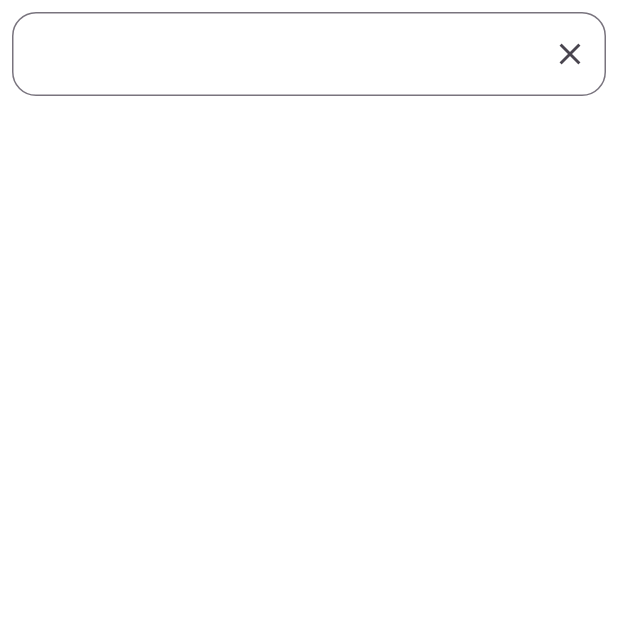
After one commit to osama1005/news, a Flutter app: the Searchview screen opened by its route, on a phone screen of 412 x 824 dp, the top half of it. The commit adds this screen. Run offline on Flutter 3.47's test engine with Material 3 defaults, Android fonts, the phone set to English and light mode, and no system bars; our stand-ins replace bloc, dio, flutter_bloc, pretty_dio_logger, shimmer_animation.

Commit message:
feat: Implement article search functionality
This commit introduces a new feature allowing users to search for news articles. It includes the complete implementation of the search screen, API integration using `dio`, state management with `flutter_bloc`, and the necessary UI components.

**Specific Changes:**

*   **Search Feature Implementation:**
    *   **UI (`SearchView`)**: A new search screen (`SearchView.dart`) is created, featuring a `TextField` for user input and a list to display search results.
    *   **Routing**: The search screen is integrated into the app's navigation by adding a `/search` route (`app_route.dart`, `page_route_name.dart`) and making the search icon in the `HomeView` app bar tappable.
    *   **API Service (`SearchApiServices`)**: A dedicated service is added to handle API calls to the `/everything` endpoint for searching articles. It uses `dio` for network requests and includes `PrettyDioLogger` for debugging. Pagination is supported.
    *   **State Management (`SearchCubit`)**: `SearchCubit` is introduced to manage the state of the search screen, handling user input, fetching data, and managing loading, success, error, and empty states. It also implements infinite scrolling for paginated results.

*   **Data Model & Refactoring:**
    *   **`ArticleRsponceModel`**: A new, unified data model (`article_rsponce_model.dart`) is created to represent the article structure returned from the API.
    *   **Code Unification**: Existing parts of the app, such as `Api_services`, `articales_view_model`, and related states, are refactored to use this new `Articles` model instead of the old `ArticleData` model.

*   **UI Components:**
    *   **`NewsCard` Widget**: The UI for displaying a single article has been extracted into a reusable `NewsCard` widget (`NewsCard.dart`). This widget is now used in both the home feed (`articles_list_view.dart`) and the new search results list.

*   **Dependencies:**
    *   `dio` and `pretty_dio_logger` are added to `pubspec.yaml` to handle network requests for the search functionality.

```diff
--- a/lib/core/routes/app_route.dart
+++ b/lib/core/routes/app_route.dart
@@ -1,6 +1,7 @@
 import 'package:flutter/material.dart';
 import 'package:news/core/routes/page_route_name.dart';
 import 'package:news/modules/home/View/home_view.dart';
+import 'package:news/modules/search/persentation/search_view/search_view/SearchView.dart';
 import 'package:news/modules/splash/pages/splash_view.dart';
 
 abstract class AppRouter{
@@ -14,6 +15,9 @@ abstract class AppRouter{
       case PageRouteName.home:
         return MaterialPageRoute(builder: (context) => const HomeView());
 
+      case PageRouteName.search:
+        return MaterialPageRoute(builder: (context) => const Searchview());
+
 
       default:
         return MaterialPageRoute(builder: (context) => const SplashView());
--- a/lib/core/routes/page_route_name.dart
+++ b/lib/core/routes/page_route_name.dart
@@ -1,4 +1,7 @@
 abstract class PageRouteName{
   static const String initial = '/';
   static const String home ='/home';
+  static const String search = '/search';
+
+
 }
--- a/lib/modules/home/Cubit/Articles_cubit.dart
+++ b/lib/modules/home/Cubit/Articles_cubit.dart
@@ -2,6 +2,7 @@ import 'package:flutter_bloc/flutter_bloc.dart';
 import 'package:news/models/article_data.dart';
 import 'package:news/models/source_data.dart';
 import 'package:news/modules/home/Cubit/Articles_ststes.dart';
+import 'package:news/modules/search/data/model/article_rsponce_model.dart';
 import 'package:news/network/Api_services.dart';
 
 class ArticlesCubit extends Cubit<ArticlesState>{
@@ -13,13 +14,13 @@ class ArticlesCubit extends Cubit<ArticlesState>{
   int _selectedIndex = 0;
 
   List <SourceData> _sourceList = [];
-  List <ArticleData> _articleList = [];
+  List <Articles> _articleList = [];
 
   bool get isLoadingSources => _isLoadingSources;
   bool get isLoadingArticles => _isLoadingArticles;
   int get selectedIndex => _selectedIndex;
   List <SourceData> get sourceList => _sourceList;
-  List <ArticleData> get articleList => _articleList;
+  List <Articles> get articleList => _articleList;
 
 
 
--- a/lib/modules/home/Cubit/Articles_ststes.dart
+++ b/lib/modules/home/Cubit/Articles_ststes.dart
@@ -1,5 +1,6 @@
 import 'package:news/models/article_data.dart';
 import 'package:news/models/source_data.dart';
+import 'package:news/modules/search/data/model/article_rsponce_model.dart';
 
 abstract class ArticlesState{
 
@@ -13,7 +14,7 @@ final class SourceLoadedState extends ArticlesState{
   SourceLoadedState(this.sourceList);
 }
 final class ArticlesLoadedState extends ArticlesState{
-  final List<ArticleData> articleList;
+  final List<Articles> articleList;
   ArticlesLoadedState(this.articleList);
 
 }
--- /dev/null
+++ b/lib/modules/search/data/model/article_rsponce_model.dart
@@ -0,0 +1,99 @@
+class ArticleRsponceModel {
+  ArticleRsponceModel({
+      this.status,
+      this.totalResults,
+      this.articles,});
+
+  ArticleRsponceModel.fromJson(dynamic json) {
+    status = json['status'];
+    totalResults = json['totalResults'];
+    if (json['articles'] != null) {
+      articles = [];
+      json['articles'].forEach((v) {
+        articles?.add(Articles.fromJson(v));
+      });
+    }
+  }
+  String? status;
+  num? totalResults;
+  List<Articles>? articles;
+
+  Map<String, dynamic> toJson() {
+    final map = <String, dynamic>{};
+    map['status'] = status;
+    map['totalResults'] = totalResults;
+    if (articles != null) {
+      map['articles'] = articles?.map((v) => v.toJson()).toList();
+    }
+    return map;
+  }
+
+}
+
+class Articles {
+  Articles({
+      this.source,
+      this.author,
+      this.title,
+      this.description,
+      this.url,
+      this.urlToImage,
+      this.publishedAt,
+      this.content,});
+
+  Articles.fromJson(dynamic json) {
+    source = json['source'] != null ? Source.fromJson(json['source']) : null;
+    author = json['author'];
+    title = json['title'];
+    description = json['description'];
+    url = json['url'];
+    urlToImage = json['urlToImage'];
+    publishedAt = json['publishedAt'];
+    content = json['content'];
+  }
+  Source? source;
+  String? author;
+  String? title;
+  String? description;
+  String? url;
+  String? urlToImage;
+  String? publishedAt;
+  String? content;
+
+  Map<String, dynamic> toJson() {
+    final map = <String, dynamic>{};
+    if (source != null) {
+      map['source'] = source?.toJson();
+    }
+    map['author'] = author;
+    map['title'] = title;
+    map['description'] = description;
+    map['url'] = url;
+    map['urlToImage'] = urlToImage;
+    map['publishedAt'] = publishedAt;
+    map['content'] = content;
+    return map;
+  }
+
+}
+
+class Source {
+  Source({
+      this.id,
+      this.name,});
+
+  Source.fromJson(dynamic json) {
+    id = json['id'];
+    name = json['name'];
+  }
+  dynamic id;
+  String? name;
+
+  Map<String, dynamic> toJson() {
+    final map = <String, dynamic>{};
+    map['id'] = id;
+    map['name'] = name;
+    return map;
+  }
+
+}
--- /dev/null
+++ b/lib/modules/search/persentation/search_view/search_cubit/SearchCubit.dart
@@ -0,0 +1,50 @@
+import 'package:bloc/bloc.dart';
+import 'package:flutter/material.dart';
+import 'package:news/modules/search/data/model/article_rsponce_model.dart';
+import 'package:news/modules/search/persentation/search_view/search_cubit/search_state.dart';
+import 'package:news/modules/search/services/Search_Api_Services.dart';
+
+class SearchCubit extends Cubit<SearchState>{
+
+  SearchCubit(this._searchApiServices) : super(InitState());
+
+  final SearchApiServices _searchApiServices ;
+  int _currentPage = 1 ;
+  int _pageSize = 10 ;
+  bool _hasMore = true ;
+  bool _isFatching = false ;
+  List<Articles> _allArticle = [];
+
+  TextEditingController searchController = TextEditingController();
+
+
+  Future<void> searchArticle()async{
+    if(!_hasMore || _isFatching){
+      return;
+    }
+    _isFatching = true ;
+    try{
+   final response = await _searchApiServices.searchArticle(q : searchController.text,
+       page: _pageSize,pageSize: _currentPage);
+    if (response.isEmpty){
+      emit(EmptyState(searchController.text));
+      _hasMore = false;
+    }
+    else{
+      _allArticle.addAll(response);
+      emit(SuccessState(List.from(_allArticle)));
+      _currentPage++;
+    }
+
+      }
+      catch (e){
+    emit(ErrorState(e.toString()));
+
+      }
+      _isFatching = false ;
+  }
+  void reset(){
+    emit(InitState());
+
+}
+}
--- /dev/null
+++ b/lib/modules/search/persentation/search_view/search_cubit/search_state.dart
@@ -0,0 +1,29 @@
+import 'package:news/models/article_data.dart';
+import 'package:news/modules/search/data/model/article_rsponce_model.dart';
+
+abstract class SearchState{
+
+}
+
+class InitState extends SearchState{
+
+}
+
+class LoadingState extends SearchState{
+
+}
+
+class SuccessState extends SearchState{
+  final List<Articles> articles;
+  SuccessState(this.articles);
+}
+
+class ErrorState extends SearchState{
+  final String error;
+  ErrorState(this.error);
+}
+
+class EmptyState extends SearchState{
+  final String message;
+  EmptyState(this.message);
+}
--- /dev/null
+++ b/lib/modules/search/persentation/search_view/search_view/SearchView.dart
@@ -0,0 +1,110 @@
+import 'package:flutter/material.dart';
+import 'package:flutter_bloc/flutter_bloc.dart';
+import 'package:news/modules/home/widgets/NewsCard.dart';
+import 'package:news/modules/search/persentation/search_view/search_cubit/SearchCubit.dart';
+import 'package:news/modules/search/persentation/search_view/search_cubit/search_state.dart';
+import 'package:news/modules/search/services/Search_Api_Services.dart';
+class Searchview extends StatefulWidget {
+  const Searchview({super.key});
+
+  @override
+  State<Searchview> createState() => _SearchviewState();
+}
+
+class _SearchviewState extends State<Searchview> {
+
+
+
+  @override
+  Widget build(BuildContext context) {
+    return BlocProvider(
+      create: (context)=>SearchCubit(SearchApiServices()),
+      child: Scaffold(
+        body: SearchViewContant(),
+      ),
+    );
+  }
+}
+class SearchViewContant extends StatefulWidget {
+  const SearchViewContant({super.key});
+
+  @override
+  State<SearchViewContant> createState() => _SearchViewContantState();
+}
+
+class _SearchViewContantState extends State<SearchViewContant> {
+
+ late ScrollController _scrollController ;
+
+ @override
+ void initState() {
+   super.initState();
+   _scrollController = ScrollController();
+   _scrollController.addListener(_onScroll);
+ }
+
+  void _onScroll(){
+    if( _scrollController.position.pixels >= _scrollController.position.maxScrollExtent-200 ){
+      context.read<SearchCubit>().searchArticle();
+    }
+
+  }
+  @override
+  Widget build(BuildContext context) {
+    final cubit = context.read<SearchCubit>();
+
+    return  SafeArea(
+      child: Padding(
+        padding: const EdgeInsets.all(8.0),
+        child: Column(
+          children: [
+            TextField(
+              onSubmitted:(value)=> cubit.searchArticle(),
+              controller: cubit.searchController,
+              decoration: InputDecoration(
+                suffixIcon:  IconButton(onPressed: (){
+                  cubit.searchController.clear();
+                  cubit.reset();
+                },
+                icon: Icon(Icons.close),
+                ),
+                  border: OutlineInputBorder(
+                    borderSide: BorderSide(color: Colors.grey,width: 2,strokeAlign: 1),
+                    borderRadius: BorderRadius.circular(16),
+
+                  )
+              ),
+            ),
+            Expanded(
+              child: BlocBuilder<SearchCubit,SearchState>(builder: (context,state){
+                if (state is LoadingState){
+                  return Center(child: CircularProgressIndicator(),);
+                }
+                else if (state is EmptyState){
+                  return Center(child: Text("no result found for ${state.message}"),);
+                }
+
+                else if (state is ErrorState){
+                  return Center(child: Text("error ${state.error}"),);
+                }
+                else if (state is SuccessState){
+                  return ListView.separated(
+                      controller: _scrollController,
+                      itemBuilder: (context,index){
+                    return NewsCard(articleData: state.articles[index]);
+                  },
+                      separatorBuilder: (context,index)=> Divider(),
+                      itemCount: state.articles.length);
+                }
+                else{
+                  return SizedBox();
+                }
+
+              }),
+            )
+          ],
+        ),
+      ),
+    );
+  }
+}
--- /dev/null
+++ b/lib/modules/search/services/Api_config.dart
@@ -0,0 +1,7 @@
+class ApiConfig{
+  static const String baseUrl = "https://newsapi.org/v2";
+  static const String apiKey = "c3d6fd538b89422d93b3cb41fb356ffa";
+  static const String everything = "/everything";
+
+
+}
--- /dev/null
+++ b/lib/modules/search/services/Search_Api_Services.dart
@@ -0,0 +1,60 @@
+import 'package:dio/dio.dart';
+import 'package:news/modules/search/data/model/article_rsponce_model.dart';
+import 'package:news/modules/search/services/Api_config.dart';
+import 'package:pretty_dio_logger/pretty_dio_logger.dart';
+
+class SearchApiServices{
+
+  final Dio dio ;
+
+  SearchApiServices():dio = Dio(
+    // دول option انا بعتهم داخل dio
+    BaseOptions(
+      baseUrl: ApiConfig.baseUrl,
+      receiveTimeout: Duration(seconds: 10),
+      connectTimeout: Duration(seconds: 10),
+
+    ),
+  )..interceptors.add(PrettyDioLogger(
+    requestHeader: true,
+    requestBody: true,
+    responseBody: true,
+    error: true,
+
+  )
+  );
+Future<List<Articles>>searchArticle({required String q,
+   int pageSize = 10,int page = 1})async {
+  try {
+    final response = await dio.get(ApiConfig.everything,
+      queryParameters: {'q': q,'language': 'en' ,'apiKey': ApiConfig.apiKey,
+      // pagination
+        'page' : page,
+        'pageSize' : pageSize,
+
+      },
+    );
+    if (response.statusCode == 200 || response.statusCode == 201) {
+      final newResponse = ArticleRsponceModel.fromJson(response.data);
+      return newResponse.articles ?? [];
+    }
+    else {
+      throw DioException(requestOptions: response.requestOptions,
+          message: "failed to load Article");
+    }
+  }
+  //دا جزء عملته علشان اهندل error
+  on DioException catch (e) {
+    if (e.type == DioExceptionType.connectionTimeout) {
+      throw ("connection timeout");
+    }
+    else if (e.type == DioExceptionType.receiveTimeout) {
+      throw ("receive timeout");
+    }
+    else if (e.response?.statusCode == 400) {
+      throw ("bad request");
+    }
+    rethrow;
+  }
+}
+}
--- a/pubspec.yaml
+++ b/pubspec.yaml
@@ -40,6 +40,8 @@ dependencies:
   shimmer_animation: ^2.2.2
   flutter_bloc: ^9.1.1
   bloc: ^9.1.0
+  dio: ^5.9.0
+  pretty_dio_logger: ^1.4.0
 
 dev_dependencies:
   flutter_test:
```
Also changed, not shown: lib/modules/home/Cubit/articales_view_model.dart (+25 -19 lines), lib/modules/home/View/articles_list_view.dart (+2 -80 lines), lib/modules/home/View/home_view.dart (+7 -1 lines), lib/modules/home/widgets/NewsCard.dart (added, +94 -0 lines), lib/network/Api_services.dart (+4 -3 lines), pubspec.lock.
